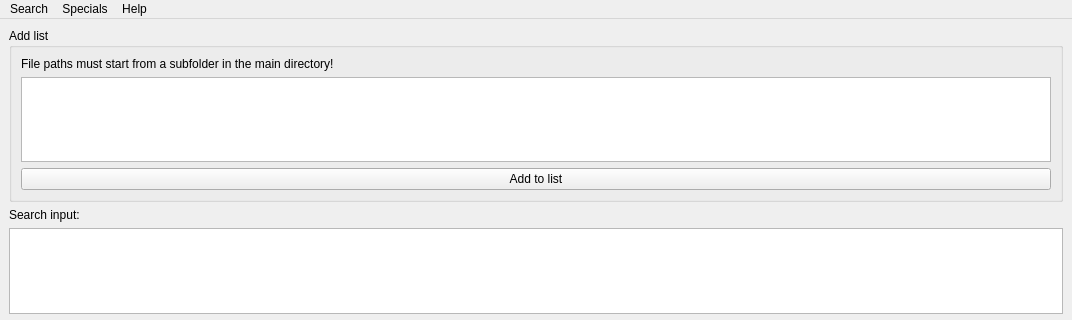
This is OTModules/wContentSearch/wcontentsearch.ui in pietr26/OMSI-Tools as Qt 5 draws it before an edit; both pictures show x 0 to 1072 and y 0 to 320 of the 1072 by 889 pixel window. The edited form follows.
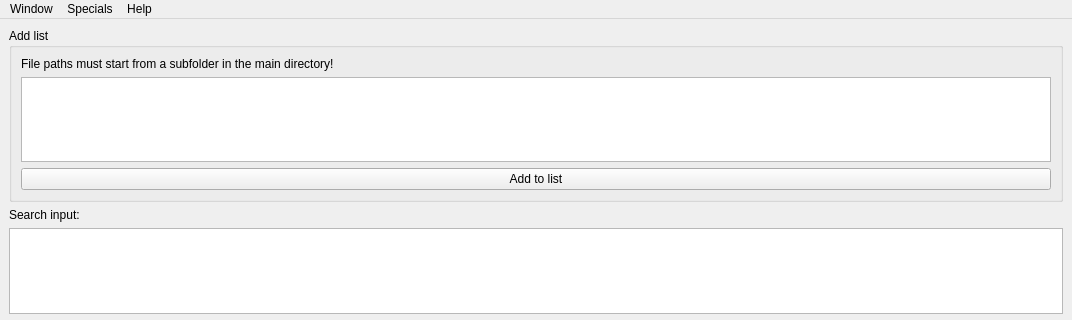
This is the edited form. Icons and pictures are not drawn.

The edit to the form file:
```diff
--- a/OTModules/wContentSearch/wcontentsearch.ui
+++ b/OTModules/wContentSearch/wcontentsearch.ui
@@ -347,7 +347,7 @@
    </property>
    <widget class="QMenu" name="menuSearch">
     <property name="title">
-     <string>Search</string>
+     <string>Window</string>
     </property>
     <addaction name="actionSearch"/>
     <addaction name="separator"/>
```
Left out of the diff: 20 changed lines with no effect on the pictures.
